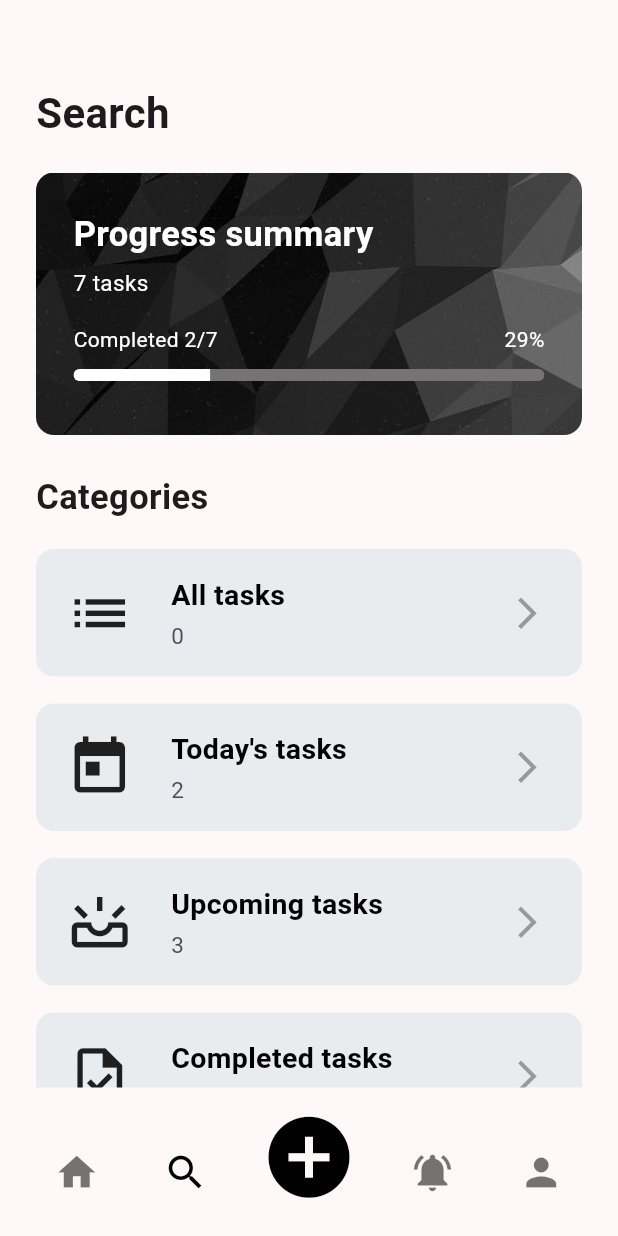
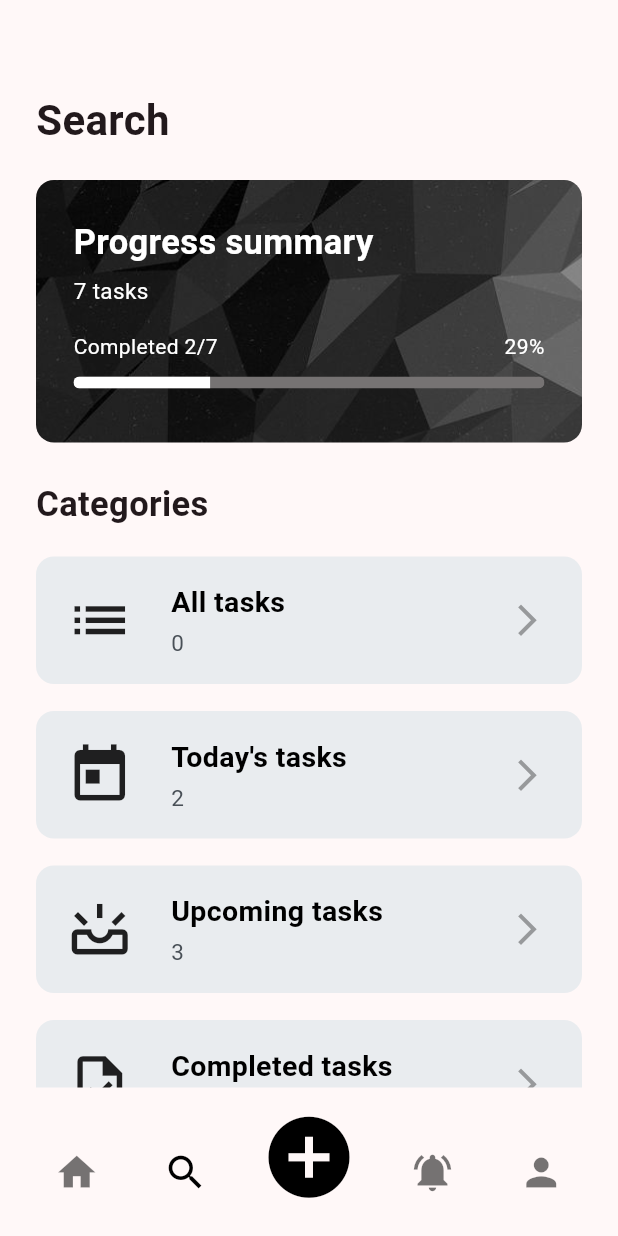
Before and after one commit to giahuy200202/Todo, a Flutter app: the screen it shows after launch, item 2 of the bottom bar chosen, on a phone screen of 412 x 824 dp. Run offline on Flutter 3.47's test engine with Material 3 defaults, Android fonts, the phone set to English and light mode, and no system bars; our stand-ins replace flutter_riverpod.

Commit message:
adjust some space in UI

```diff
--- a/lib/screens/layout_screen.dart
+++ b/lib/screens/layout_screen.dart
@@ -22,6 +22,7 @@ class _TabsScreenState extends ConsumerState<TabsScreen> {
     setState(() {
       _selectedPageIndex = index;
     });
+    ref.read(optionsProvider.notifier).setCategoryOption('');
   }
 
   @override
--- a/lib/screens/notification_screen.dart
+++ b/lib/screens/notification_screen.dart
@@ -25,7 +25,7 @@ class NotificationScreen extends ConsumerWidget {
         child: Column(
           mainAxisSize: MainAxisSize.min,
           children: [
-            const SizedBox(height: 35),
+            const SizedBox(height: 40),
             const Align(
               alignment: Alignment.topLeft,
               child: Padding(
--- a/lib/screens/profile_screen.dart
+++ b/lib/screens/profile_screen.dart
@@ -25,7 +25,7 @@ class ProfileScreen extends ConsumerWidget {
         child: Column(
           mainAxisSize: MainAxisSize.min,
           children: [
-            const SizedBox(height: 35),
+            const SizedBox(height: 40),
             const Align(
               alignment: Alignment.topLeft,
               child: Padding(
--- a/lib/screens/search_screen.dart
+++ b/lib/screens/search_screen.dart
@@ -25,7 +25,7 @@ class SearchScreen extends ConsumerWidget {
         child: Column(
           mainAxisSize: MainAxisSize.min,
           children: [
-            const SizedBox(height: 35),
+            const SizedBox(height: 40),
             const Align(
               alignment: Alignment.topLeft,
               child: Padding(
--- a/lib/widgets/task_widget.dart
+++ b/lib/widgets/task_widget.dart
@@ -33,6 +33,7 @@ class _TaskWidgetState extends ConsumerState<TaskWidget> {
   @override
   Widget build(BuildContext context) {
     final tasks = ref.watch(tasksProvider);
+
     Icon icon = isChecked || widget.category == 'Completed'
         ? const Icon(Icons.check_circle,
             size: 30, color: Color.fromARGB(255, 121, 123, 125))
@@ -41,6 +42,7 @@ class _TaskWidgetState extends ConsumerState<TaskWidget> {
             size: 30,
             color: Color.fromARGB(255, 151, 153, 155),
           );
+
     return Container(
       margin: const EdgeInsets.only(bottom: 20),
       decoration: const BoxDecoration(
```
